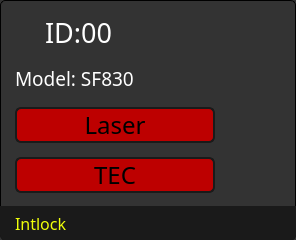
Old version of the form model/device/devicewidget.ui in the repository IlyaZh/Maiman-MCBS.
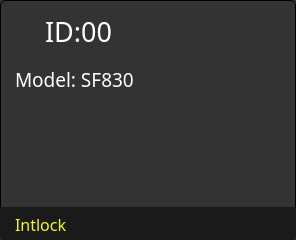
New version of the form.

Commit message: Кнопки лазер и тек генерируются динамически

```diff
--- a/model/device/devicewidget.ui
+++ b/model/device/devicewidget.ui
@@ -69,42 +69,6 @@
    <property name="spacing">
     <number>15</number>
    </property>
-   <item row="3" column="1" colspan="2">
-    <widget class="QPushButton" name="tecButton">
-     <property name="minimumSize">
-      <size>
-       <width>200</width>
-       <height>36</height>
-      </size>
-     </property>
-     <property name="font">
-      <font>
-       <family>Share Tech Mono</family>
-       <pointsize>18</pointsize>
-      </font>
-     </property>
-     <property name="styleSheet">
-      <string notr="true">QPushButton 
-{
-	border: 2px solid rgb(26,26,26);
-	border-radius: 6px;
-	color: rgb(0,0,0);
-	background: rgb(189,0,0);
-}
-
-:checked 
-{
-	background: rgb(0,102,51);
-}</string>
-     </property>
-     <property name="text">
-      <string>TEC</string>
-     </property>
-     <property name="checkable">
-      <bool>true</bool>
-     </property>
-    </widget>
-   </item>
    <item row="4" column="0" colspan="6">
     <widget class="QLabel" name="label_2">
      <property name="sizePolicy">
@@ -142,45 +106,6 @@
      </property>
     </widget>
    </item>
-   <item row="2" column="1" colspan="2">
-    <widget class="QPushButton" name="laserButton">
-     <property name="minimumSize">
-      <size>
-       <width>200</width>
-       <height>36</height>
-      </size>
-     </property>
-     <property name="font">
-      <font>
-       <family>Share Tech Mono</family>
-       <pointsize>18</pointsize>
-      </font>
-     </property>
-     <property name="styleSheet">
-      <string notr="true">QPushButton 
-{
-	border: 2px solid rgb(26,26,26);
-	border-radius: 6px;
-	color: rgb(0,0,0);
-	background: rgb(189,0,0);
-}
-
-:checked 
-{
-	background: rgb(0,102,51);
-}</string>
-     </property>
-     <property name="text">
-      <string>Laser</string>
-     </property>
-     <property name="checkable">
-      <bool>true</bool>
-     </property>
-     <property name="checked">
-      <bool>false</bool>
-     </property>
-    </widget>
-   </item>
    <item row="1" column="1" colspan="2">
     <widget class="QLabel" name="modelLabel">
      <property name="font">
@@ -270,6 +195,9 @@
      </property>
     </spacer>
    </item>
+   <item row="2" column="1" rowspan="2" colspan="2">
+    <layout class="QVBoxLayout" name="buttonsLayout"/>
+   </item>
   </layout>
  </widget>
  <resources/>
```
The commit also changes 2 other files.
